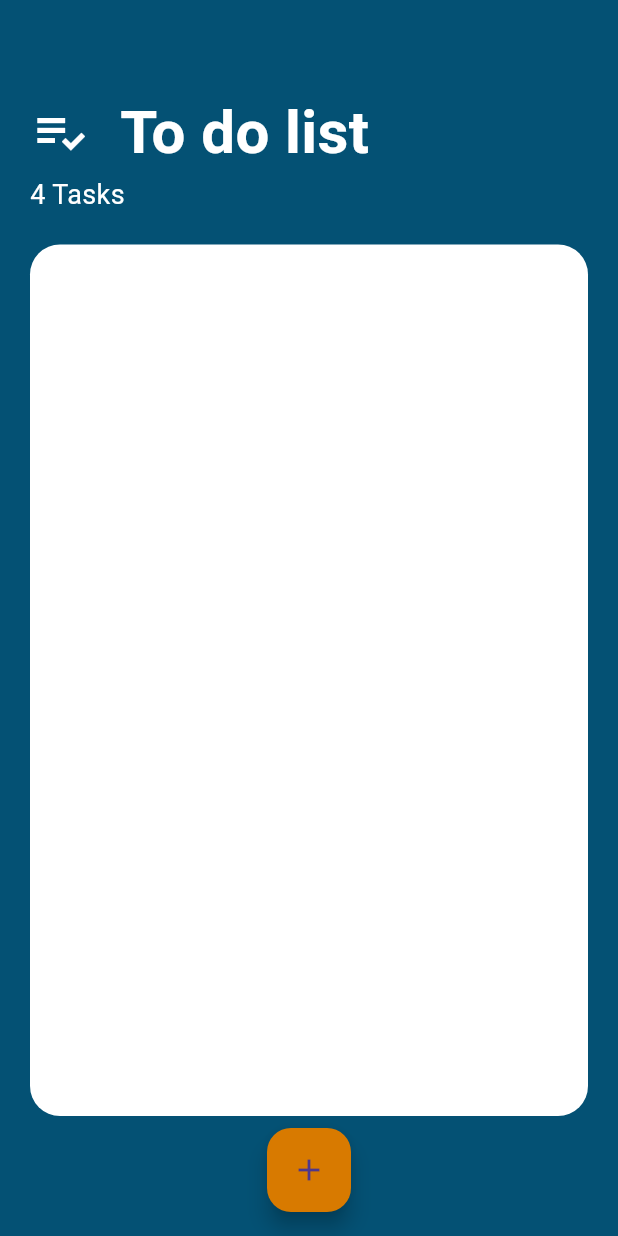
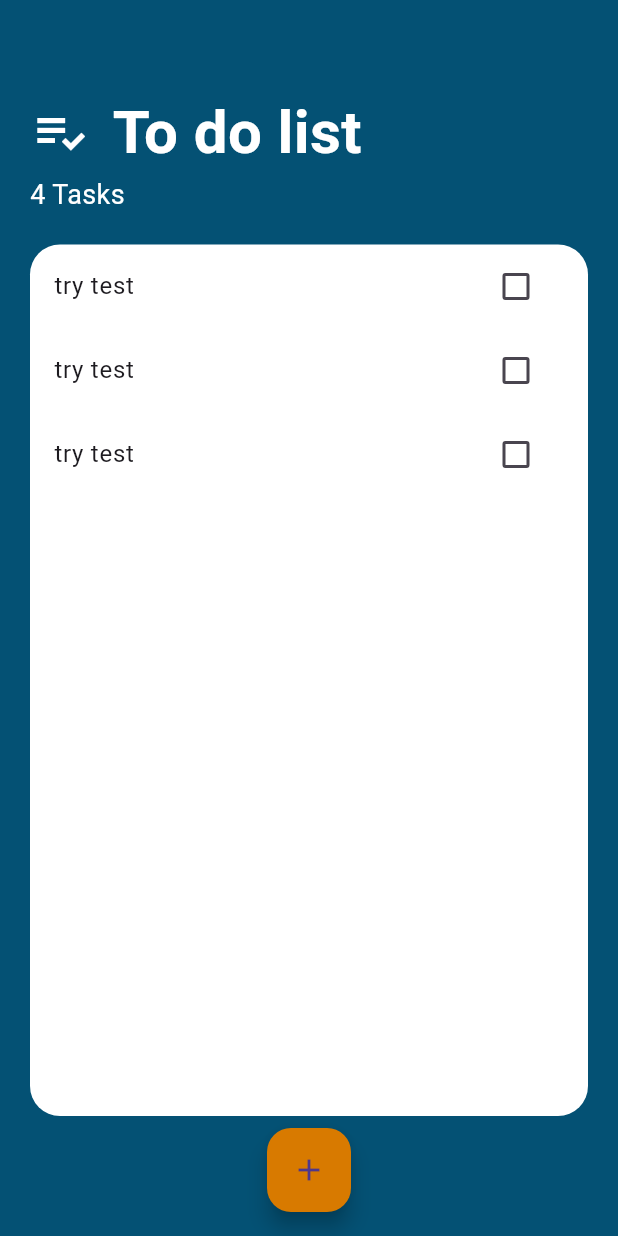
Before and after one commit to MedoAlshafei/PRODIGY_AD_02, a Flutter app: the screen it shows after launch, on a phone screen of 412 x 824 dp. Run offline on Flutter 3.47's test engine with Material 3 defaults, Android fonts, the phone set to English and light mode, and no system bars.

Commit message:
fix something

```diff
--- a/lib/Screen/task_screen.dart
+++ b/lib/Screen/task_screen.dart
@@ -1,5 +1,6 @@
 import 'package:flutter/material.dart';
-import 'package:flutter/widgets.dart';
+import 'package:to_do_list/Screen/add_task_screen.dart';
+import 'package:to_do_list/widgets/tasks_list.dart';
 
 class TasksScreen extends StatelessWidget {
   const TasksScreen({super.key});
@@ -7,10 +8,21 @@ class TasksScreen extends StatelessWidget {
   Widget build(BuildContext context) {
     return Scaffold(
       floatingActionButtonLocation: FloatingActionButtonLocation.centerFloat,
-      floatingActionButton: const FloatingActionButton(
-        onPressed: null,
-        backgroundColor: Color.fromARGB(255, 216, 122, 0),
-        child: Icon(Icons.add),
+      floatingActionButton: FloatingActionButton(
+        onPressed: () {
+          showModalBottomSheet(
+              isScrollControlled: true,
+              context: context,
+              builder: (context) => SingleChildScrollView(
+                    child: Container(
+                      padding: EdgeInsets.only(
+                          bottom: MediaQuery.of(context).viewInsets.bottom),
+                      child: const AddTaskScreen(),
+                    ),
+                  ));
+        },
+        backgroundColor: const Color.fromARGB(255, 216, 122, 0),
+        child: const Icon(Icons.add),
       ),
       backgroundColor: const Color.fromARGB(255, 4, 81, 116),
       body: Container(
@@ -30,7 +42,7 @@ class TasksScreen extends StatelessWidget {
                   color: Colors.white,
                   size: 40,
                 ),
-                SizedBox(width: 20),
+                SizedBox(width: 15),
                 Text(
                   "To do list",
                   style: TextStyle(
@@ -51,13 +63,13 @@ class TasksScreen extends StatelessWidget {
             const SizedBox(height: 20),
             Expanded(
               child: Container(
-                decoration: const BoxDecoration(
-                  color: Colors.white,
-                  borderRadius: BorderRadius.all(
-                    Radius.circular(20),
+                  decoration: const BoxDecoration(
+                    color: Colors.white,
+                    borderRadius: BorderRadius.all(
+                      Radius.circular(20),
+                    ),
                   ),
-                ),
-              ),
+                  child: const TasksList()),
             )
           ],
         ),
--- /dev/null
+++ b/lib/widgets/task_list.dart
@@ -0,0 +1,41 @@
+import 'package:flutter/material.dart';
+
+class TasksTile extends StatefulWidget {
+  @override
+  State<TasksTile> createState() => _TasksTileState();
+}
+
+class _TasksTileState extends State<TasksTile> {
+  bool isChecked = false;
+
+  @override
+  Widget build(BuildContext context) {
+    return ListTile(
+      title: Text(
+        'try test',
+        style: TextStyle(
+            decoration: isChecked ? TextDecoration.lineThrough : null),
+      ),
+      trailing: TaskCheckbox(isChecked, (bool? newValue) {
+        setState(() {
+          isChecked = newValue!;
+        });
+      }),
+    );
+  }
+}
+
+class TaskCheckbox extends StatelessWidget {
+  final bool? checkboxState;
+  final Function(bool?) checkboxChange;
+  const TaskCheckbox(this.checkboxState, this.checkboxChange);
+
+  @override
+  Widget build(BuildContext context) {
+    return Checkbox(
+      activeColor: Colors.teal[400],
+      value: checkboxState,
+      onChanged: checkboxChange,
+    );
+  }
+}
--- /dev/null
+++ b/lib/widgets/tasks_list.dart
@@ -0,0 +1,19 @@
+import 'package:flutter/material.dart';
+import 'package:to_do_list/widgets/task_list.dart';
+
+class TasksList extends StatelessWidget {
+  const TasksList({
+    super.key,
+  });
+
+  @override
+  Widget build(BuildContext context) {
+    return ListView(
+      children: [
+        TasksTile(),
+        TasksTile(),
+        TasksTile(),
+      ],
+    );
+  }
+}
```
Also changed, not shown: lib/Screen/add_task_screen.dart (added, +38 -0 lines), lib/Theme/dark_theme.dart (added), lib/Theme/light_theme.dart (added).
